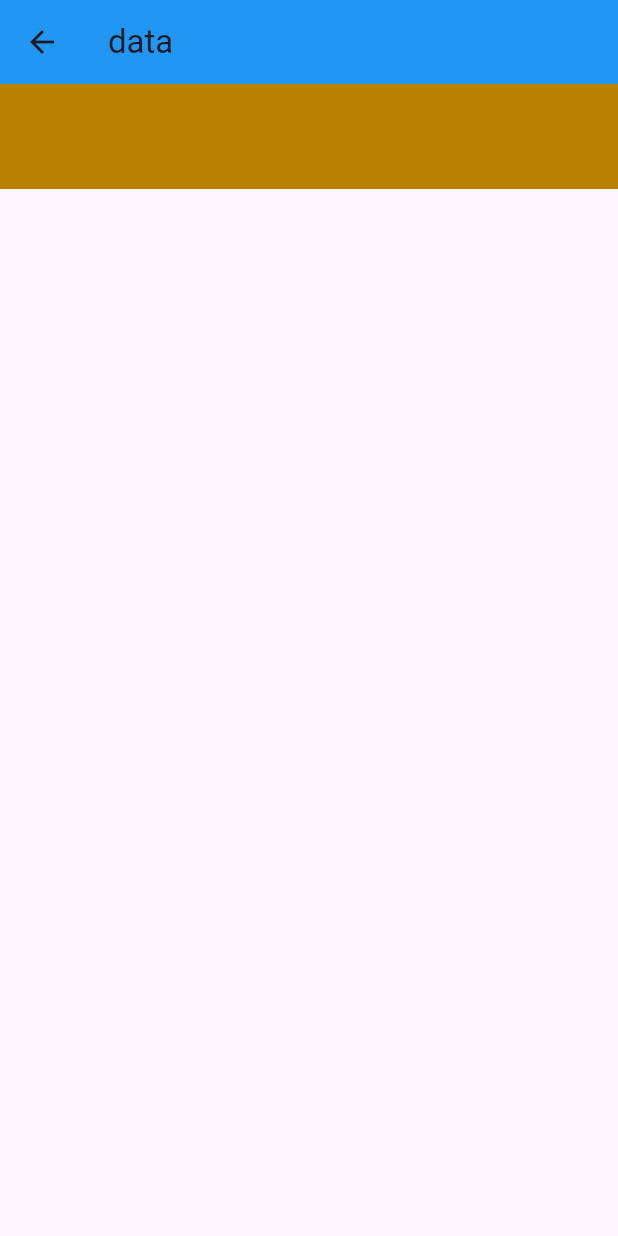
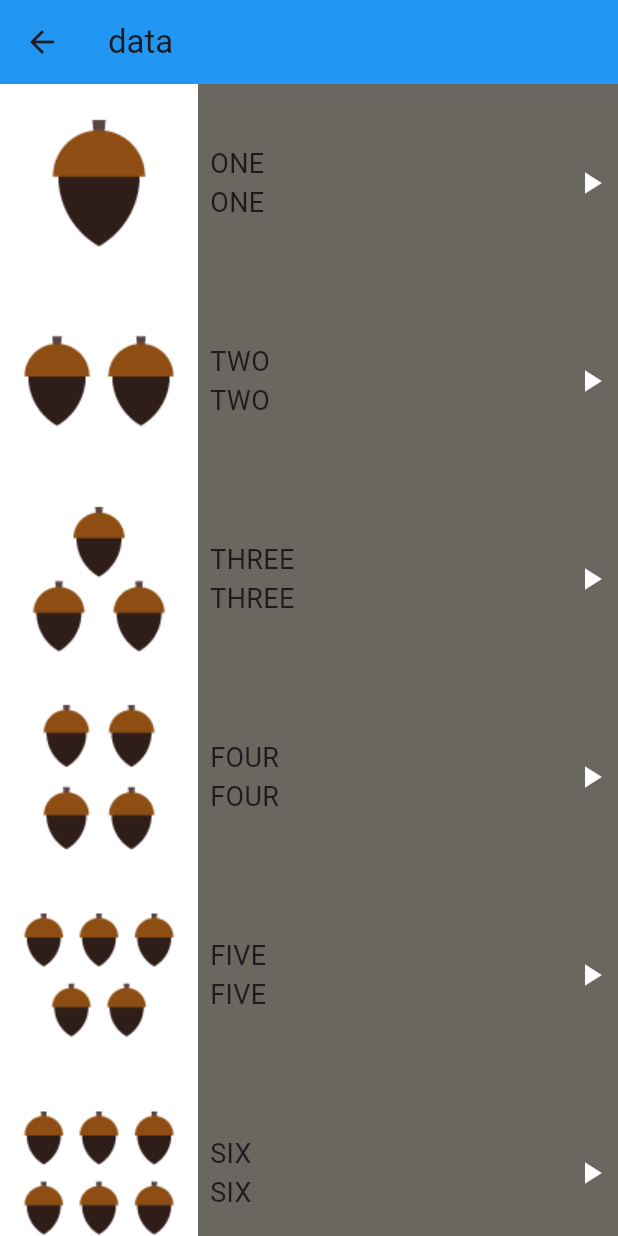
Before and after one commit to Ma7moudSelmy/language-learning-app, a Flutter app: the Numberspage screen opened directly, on a phone screen of 412 x 824 dp. Run offline on Flutter 3.47's test engine with Material 3 defaults, Android fonts, the light colour scheme and no system bars.

Commit message:
Refactor Numberspage to use a list of Nambers and update Items component integration

```diff
--- a/lib/components/items.dart
+++ b/lib/components/items.dart
@@ -6,7 +6,8 @@ class Items extends StatelessWidget {
   final Nambers number;
   @override
   Widget build(BuildContext context) {
-    return Row(
+    return Container(
+      child: Row(
         children: [
           Container(color: Colors.white, child: Image.asset(number.imag)),
           Padding(
@@ -25,6 +26,7 @@ class Items extends StatelessWidget {
             child: Icon(Icons.play_arrow, color: Colors.white),
           ),
         ],
+      ),
     );
   }
 }
--- a/lib/homepage.dart
+++ b/lib/homepage.dart
@@ -41,7 +41,7 @@ class Homepage extends StatelessWidget {
       body: Column(
         children: [
           Cat1(
-            text: "mahmoud",
+            text: "Mahmoud",
             color: Colors.blue,
             onTap: () {
               Navigator.push(
--- a/lib/screen/Numberspage.dart
+++ b/lib/screen/Numberspage.dart
@@ -1,31 +1,93 @@
 import 'package:flutter/material.dart';
 import 'package:my_new_nti/Models/NumberMidel.dart';
+import 'package:my_new_nti/components/items.dart';
 
 class Numberspage extends StatelessWidget {
   Numberspage({Key? key}) : super(key: key);
-  final Nambers one = const Nambers(
-    imag: "assets/images/numbers/number_one.png",
-    gpname: "ichi",
-    enname: "one",
-  );
+
+  final List<Nambers> Numbers = const [
+    Nambers(
+      imag: "assets/images/numbers/number_one.png",
+      gpname: "ONE",
+      enname: "ONE",
+    ),
+    Nambers(
+      imag: "assets/images/numbers/number_two.png",
+      gpname: "TWO",
+      enname: "TWO",
+    ),
+    Nambers(
+      imag: "assets/images/numbers/number_three.png",
+      gpname: "THREE",
+      enname: "THREE",
+    ),
+    Nambers(
+      imag: "assets/images/numbers/number_four.png",
+      gpname: "FOUR",
+      enname: "FOUR",
+    ),
+    Nambers(
+      imag: "assets/images/numbers/number_five.png",
+      gpname: "FIVE",
+      enname: "FIVE",
+    ),
+    Nambers(
+      imag: "assets/images/numbers/number_six.png",
+      gpname: "SIX",
+      enname: "SIX",
+    ),
+    Nambers(
+      imag: "assets/images/numbers/number_seven.png",
+      gpname: "SEVEN",
+      enname: "SEVEN",
+    ),
+    Nambers(
+      imag: "assets/images/numbers/number_eight.png",
+      gpname: "EIGHT",
+      enname: "EIGHT",
+    ),
+    Nambers(
+      imag: "assets/images/numbers/number_nine.png",
+      gpname: "NINE",
+      enname: "NINE",
+    ),
+    Nambers(
+      imag: "assets/images/numbers/number_ten.png",
+      gpname: "TEN",
+      enname: "TEN",
+    ),
+  ];
+
   @override
   Widget build(BuildContext context) {
     return Scaffold(
       appBar: AppBar(title: Text("data"), backgroundColor: Colors.blue),
-      body: Column(
-        children: [
-          Container(
-            color: const Color.fromARGB(255, 187, 129, 3),
-            height: 70,
-
-            child: Row(children: [
-
-              ],
-
-          ),
-          ),
-        ],
+      body: Container(
+        color: const Color.fromARGB(255, 105, 103, 95),
+        width: double.infinity,
+        child: ListView(
+          children: [
+            Items(number: Numbers[0]),
+            Items(number: Numbers[1]),
+            Items(number: Numbers[2]),
+            Items(number: Numbers[3]),
+            Items(number: Numbers[4]),
+            Items(number: Numbers[5]),
+            Items(number: Numbers[6]),
+            Items(number: Numbers[7]),
+            Items(number: Numbers[8]),
+            Items(number: Numbers[9]),
+          ],
+        ),
       ),
     );
   }
+
+  List<Widget> getlist(List<Nambers> numbers) {
+    List<Widget> list = [];
+    for (int i = 0; i < numbers.length; i++) {
+      list.add(Items(number: numbers[i]));
+    }
+    return list;
+  }
 }
```
Also changed, not shown: lib/screen/main.dart (deleted). Lines whose indentation alone changed are shown as unchanged.
